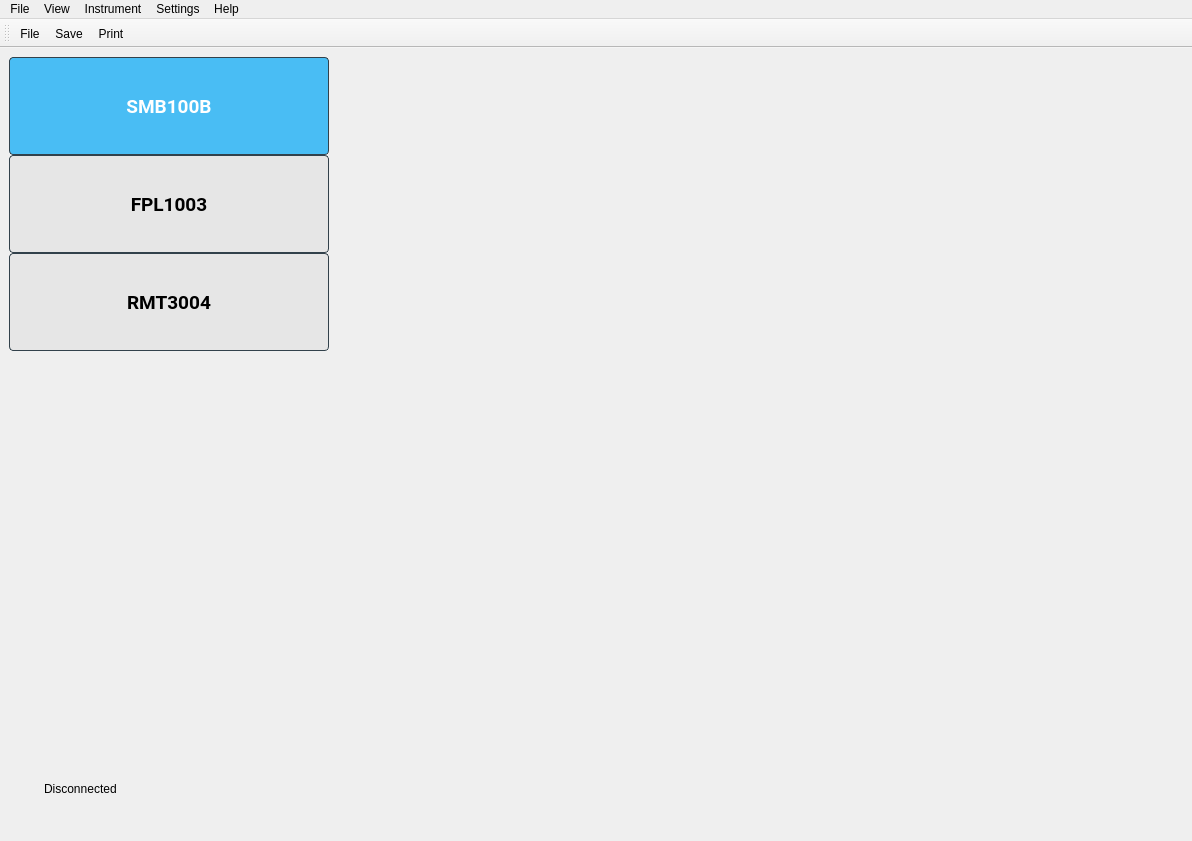
DoND8xforce/tas7061, file tas7061if/widgets/wgMainWindow/wgMainWindow.ui: the form before one commit.
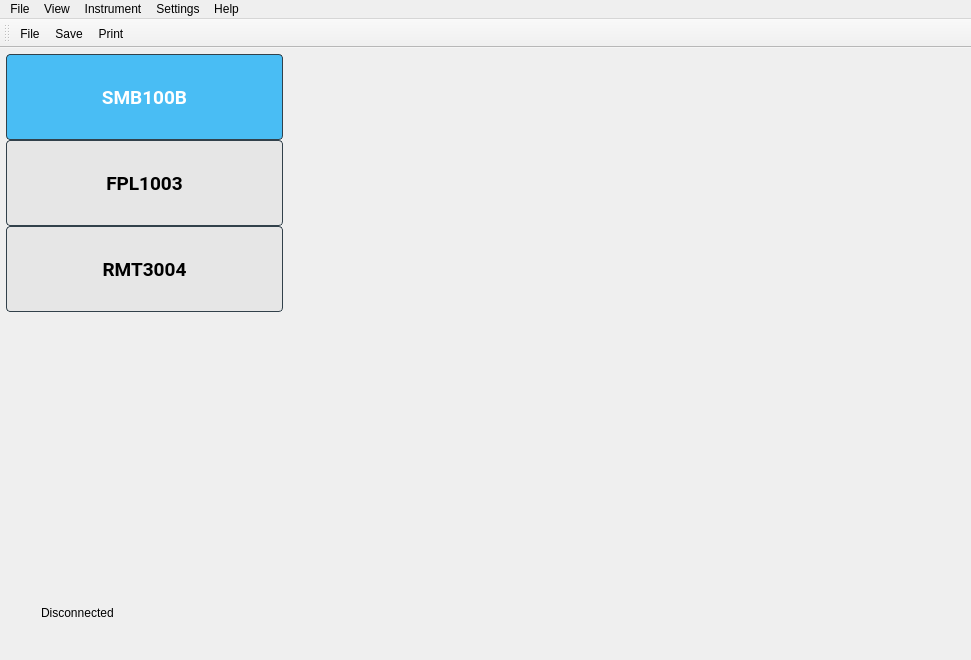
The form after the commit. Icons and pictures are not drawn.

Patch:
```diff
--- a/tas7061if/widgets/wgMainWindow/wgMainWindow.ui
+++ b/tas7061if/widgets/wgMainWindow/wgMainWindow.ui
@@ -6,10 +6,16 @@
    <rect>
     <x>0</x>
     <y>0</y>
-    <width>1192</width>
-    <height>841</height>
+    <width>971</width>
+    <height>660</height>
    </rect>
   </property>
+  <property name="maximumSize">
+   <size>
+    <width>971</width>
+    <height>660</height>
+   </size>
+  </property>
   <property name="windowTitle">
    <string>MainWindow</string>
   </property>
@@ -40,6 +46,18 @@
   </property>
   <widget class="QWidget" name="centralwidget">
    <layout class="QGridLayout" name="gridLayout">
+    <property name="leftMargin">
+     <number>6</number>
+    </property>
+    <property name="topMargin">
+     <number>6</number>
+    </property>
+    <property name="rightMargin">
+     <number>6</number>
+    </property>
+    <property name="bottomMargin">
+     <number>6</number>
+    </property>
     <item row="0" column="0">
      <widget class="QWidget" name="widgetPanel" native="true">
       <property name="styleSheet">
@@ -95,13 +113,13 @@
          <property name="minimumSize">
           <size>
            <width>88</width>
-           <height>98</height>
+           <height>86</height>
           </size>
          </property>
          <property name="maximumSize">
           <size>
-           <width>320</width>
-           <height>98</height>
+           <width>277</width>
+           <height>86</height>
           </size>
          </property>
          <property name="font">
@@ -135,13 +153,13 @@
          <property name="minimumSize">
           <size>
            <width>88</width>
-           <height>98</height>
+           <height>86</height>
           </size>
          </property>
          <property name="maximumSize">
           <size>
-           <width>320</width>
-           <height>98</height>
+           <width>277</width>
+           <height>86</height>
           </size>
          </property>
          <property name="font">
@@ -172,13 +190,13 @@
          <property name="minimumSize">
           <size>
            <width>88</width>
-           <height>98</height>
+           <height>86</height>
           </size>
          </property>
          <property name="maximumSize">
           <size>
-           <width>320</width>
-           <height>98</height>
+           <width>277</width>
+           <height>86</height>
           </size>
          </property>
          <property name="font">
@@ -211,37 +229,30 @@
      <widget class="QWidget" name="wgContent" native="true">
       <property name="minimumSize">
        <size>
-        <width>750</width>
+        <width>670</width>
         <height>0</height>
        </size>
       </property>
-     </widget>
-    </item>
-    <item row="0" column="2" rowspan="2">
-     <spacer name="horizontalSpacer">
-      <property name="orientation">
-       <enum>Qt::Orientation::Horizontal</enum>
-      </property>
-      <property name="sizeHint" stdset="0">
+      <property name="maximumSize">
        <size>
-        <width>131</width>
-        <height>528</height>
+        <width>648</width>
+        <height>16777215</height>
        </size>
       </property>
-     </spacer>
+     </widget>
     </item>
     <item row="1" column="0">
      <widget class="QLabel" name="lblImage">
       <property name="minimumSize">
        <size>
-        <width>320</width>
-        <height>401</height>
+        <width>277</width>
+        <height>264</height>
        </size>
       </property>
       <property name="maximumSize">
        <size>
-        <width>320</width>
-        <height>401</height>
+        <width>277</width>
+        <height>264</height>
        </size>
       </property>
       <property name="text">
@@ -255,17 +266,30 @@
       </property>
      </widget>
     </item>
+    <item row="1" column="2">
+     <spacer name="horizontalSpacer">
+      <property name="orientation">
+       <enum>Qt::Orientation::Horizontal</enum>
+      </property>
+      <property name="sizeHint" stdset="0">
+       <size>
+        <width>11</width>
+        <height>20</height>
+       </size>
+      </property>
+     </spacer>
+    </item>
     <item row="2" column="0">
      <widget class="QWidget" name="wgStatConn" native="true">
       <property name="minimumSize">
        <size>
-        <width>320</width>
+        <width>277</width>
         <height>50</height>
        </size>
       </property>
       <property name="maximumSize">
        <size>
-        <width>320</width>
+        <width>277</width>
         <height>50</height>
        </size>
       </property>
@@ -312,15 +336,15 @@
       </layout>
      </widget>
     </item>
-    <item row="3" column="0" colspan="2">
+    <item row="3" column="0">
      <spacer name="verticalSpacer">
       <property name="orientation">
        <enum>Qt::Orientation::Vertical</enum>
       </property>
       <property name="sizeHint" stdset="0">
        <size>
-        <width>1168</width>
-        <height>90</height>
+        <width>258</width>
+        <height>11</height>
        </size>
       </property>
      </spacer>
@@ -332,7 +356,7 @@
     <rect>
      <x>0</x>
      <y>0</y>
-     <width>1192</width>
+     <width>971</width>
      <height>23</height>
     </rect>
    </property>
```
